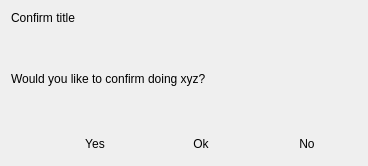
First picture: the form in ui/kiwixmessagebox.ui, repository kiwix/kiwix-desktop, before the edit.
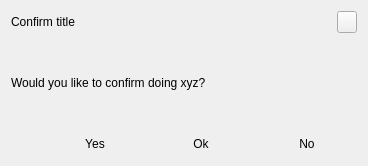
Second picture: the form after the edit. Icons and pictures are not drawn.

What changed in the file:
```diff
--- a/ui/kiwixmessagebox.ui
+++ b/ui/kiwixmessagebox.ui
@@ -26,39 +26,7 @@
    <string>Dialog</string>
   </property>
   <layout class="QGridLayout" name="gridLayout">
-   <item row="1" column="0">
-    <widget class="QLabel" name="confirmText">
-     <property name="sizePolicy">
-      <sizepolicy hsizetype="Maximum" vsizetype="Preferred">
-       <horstretch>0</horstretch>
-       <verstretch>0</verstretch>
-      </sizepolicy>
-     </property>
-     <property name="maximumSize">
-      <size>
-       <width>600</width>
-       <height>16777215</height>
-      </size>
-     </property>
-     <property name="text">
-      <string>Would you like to confirm doing xyz?</string>
-     </property>
-    </widget>
-   </item>
-   <item row="0" column="0">
-    <widget class="QLabel" name="confirmTitle">
-     <property name="sizePolicy">
-      <sizepolicy hsizetype="Preferred" vsizetype="Fixed">
-       <horstretch>0</horstretch>
-       <verstretch>0</verstretch>
-      </sizepolicy>
-     </property>
-     <property name="text">
-      <string>Confirm title</string>
-     </property>
-    </widget>
-   </item>
-   <item row="2" column="0">
+   <item row="3" column="0">
     <layout class="QHBoxLayout" name="horizontalLayout">
      <item>
       <spacer name="horizontalSpacer">
@@ -144,6 +112,81 @@
      </item>
     </layout>
    </item>
+   <item row="2" column="0">
+    <widget class="QLabel" name="confirmText">
+     <property name="sizePolicy">
+      <sizepolicy hsizetype="Maximum" vsizetype="Preferred">
+       <horstretch>0</horstretch>
+       <verstretch>0</verstretch>
+      </sizepolicy>
+     </property>
+     <property name="maximumSize">
+      <size>
+       <width>600</width>
+       <height>16777215</height>
+      </size>
+     </property>
+     <property name="text">
+      <string>Would you like to confirm doing xyz?</string>
+     </property>
+    </widget>
+   </item>
+   <item row="1" column="0">
+    <layout class="QHBoxLayout" name="horizontalLayout_2">
+     <item>
+      <widget class="QLabel" name="confirmTitle">
+       <property name="sizePolicy">
+        <sizepolicy hsizetype="Preferred" vsizetype="Fixed">
+         <horstretch>0</horstretch>
+         <verstretch>0</verstretch>
+        </sizepolicy>
+       </property>
+       <property name="text">
+        <string>Confirm title</string>
+       </property>
+      </widget>
+     </item>
+     <item>
+      <spacer name="horizontalSpacer_2">
+       <property name="orientation">
+        <enum>Qt::Horizontal</enum>
+       </property>
+       <property name="sizeHint" stdset="0">
+        <size>
+         <width>40</width>
+         <height>20</height>
+        </size>
+       </property>
+      </spacer>
+     </item>
+     <item>
+      <widget class="QPushButton" name="closeButton">
+       <property name="sizePolicy">
+        <sizepolicy hsizetype="Minimum" vsizetype="Fixed">
+         <horstretch>0</horstretch>
+         <verstretch>0</verstretch>
+        </sizepolicy>
+       </property>
+       <property name="maximumSize">
+        <size>
+         <width>20</width>
+         <height>16777215</height>
+        </size>
+       </property>
+       <property name="cursor">
+        <cursorShape>PointingHandCursor</cursorShape>
+       </property>
+       <property name="text">
+        <string/>
+       </property>
+       <property name="icon">
+        <iconset resource="../resources/kiwix.qrc">
+         <normaloff>:/icons/close.svg</normaloff>:/icons/close.svg</iconset>
+       </property>
+      </widget>
+     </item>
+    </layout>
+   </item>
   </layout>
  </widget>
  <resources/>
```
Left out of the diff: 13 changed lines with no effect on the pictures.
